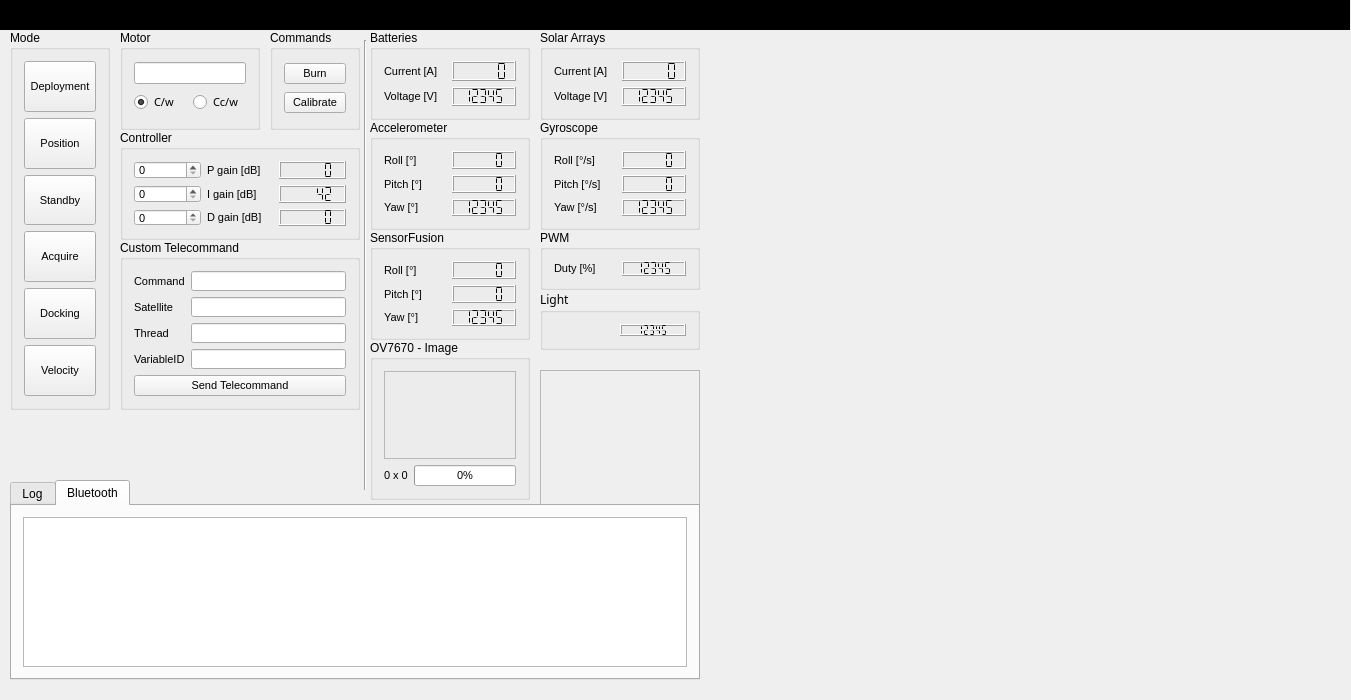
This is groundstation.ui in Angele-/FloatSat_GroundStation as Qt 5 draws it before an edit. The edited form follows.
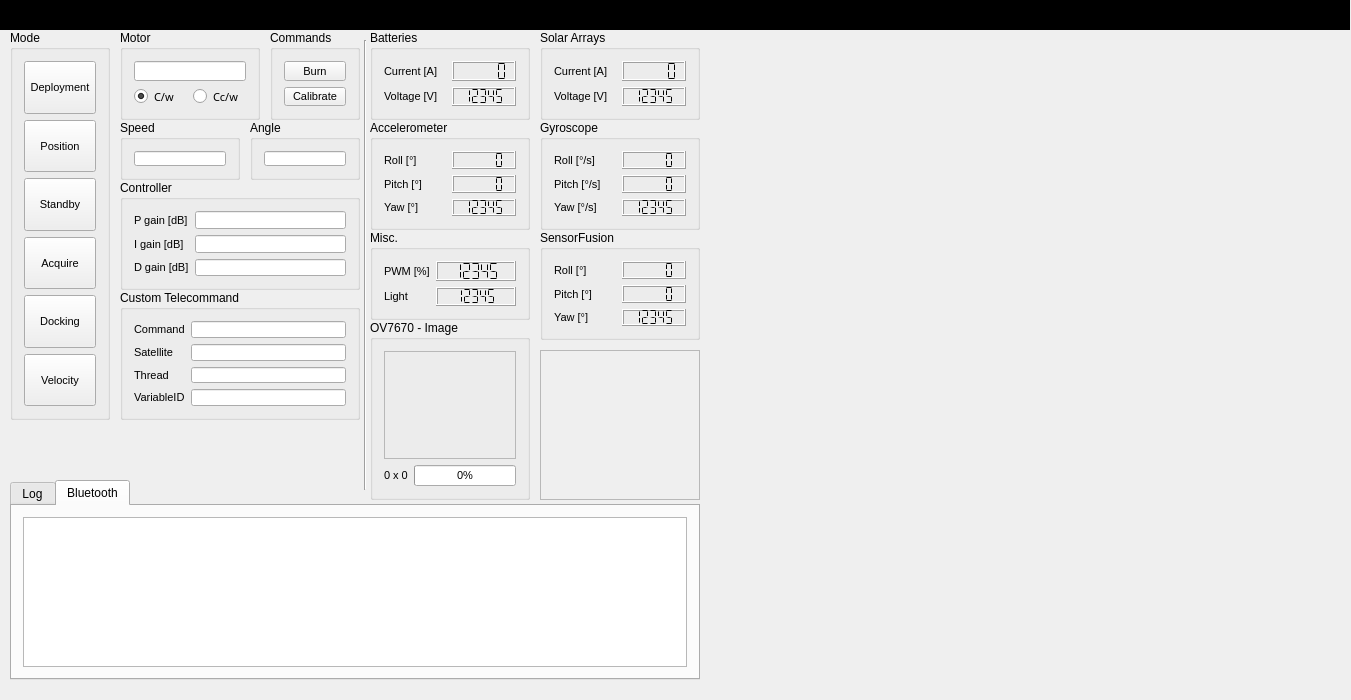
This is the edited form. Custom widgets are drawn as their Qt base class.

Patch:
```diff
--- a/groundstation.ui
+++ b/groundstation.ui
@@ -139,9 +139,9 @@
     <property name="geometry">
      <rect>
       <x>120</x>
-      <y>240</y>
+      <y>290</y>
       <width>240</width>
-      <height>170</height>
+      <height>130</height>
      </rect>
     </property>
     <property name="font">
@@ -246,20 +246,6 @@
        </property>
       </widget>
      </item>
-     <item row="4" column="0" colspan="2">
-      <widget class="QPushButton" name="pushButton_Send">
-       <property name="font">
-        <font>
-         <pointsize>8</pointsize>
-         <weight>50</weight>
-         <bold>false</bold>
-        </font>
-       </property>
-       <property name="text">
-        <string>Send Telecommand</string>
-       </property>
-      </widget>
-     </item>
     </layout>
    </widget>
    <widget class="QGroupBox" name="groupBox_Motor">
@@ -268,7 +254,7 @@
       <x>120</x>
       <y>30</y>
       <width>140</width>
-      <height>100</height>
+      <height>90</height>
      </rect>
     </property>
     <property name="font">
@@ -333,9 +319,9 @@
     <property name="geometry">
      <rect>
       <x>540</x>
-      <y>370</y>
+      <y>350</y>
       <width>160</width>
-      <height>140</height>
+      <height>150</height>
      </rect>
     </property>
     <property name="frameShape">
@@ -434,7 +420,7 @@
       <x>270</x>
       <y>30</y>
       <width>90</width>
-      <height>100</height>
+      <height>90</height>
      </rect>
     </property>
     <property name="font">
@@ -483,9 +469,9 @@
     <property name="geometry">
      <rect>
       <x>370</x>
-      <y>340</y>
+      <y>320</y>
       <width>160</width>
-      <height>160</height>
+      <height>180</height>
      </rect>
     </property>
     <property name="font">
@@ -615,10 +601,10 @@
    <widget class="QGroupBox" name="groupBox_PWM">
     <property name="geometry">
      <rect>
-      <x>540</x>
+      <x>370</x>
       <y>230</y>
       <width>160</width>
-      <height>60</height>
+      <height>90</height>
      </rect>
     </property>
     <property name="font">
@@ -630,24 +616,10 @@
      </font>
     </property>
     <property name="title">
-     <string>PWM</string>
+     <string>Misc.</string>
     </property>
-    <layout class="QHBoxLayout" name="horizontalLayout_5">
-     <item>
-      <widget class="QLabel" name="label_76">
-       <property name="font">
-        <font>
-         <pointsize>8</pointsize>
-         <weight>50</weight>
-         <bold>false</bold>
-        </font>
-       </property>
-       <property name="text">
-        <string>Duty [%]</string>
-       </property>
-      </widget>
-     </item>
-     <item>
+    <layout class="QGridLayout" name="gridLayout_3">
+     <item row="0" column="1">
       <widget class="QLCDNumber" name="lcdNumber_21">
        <property name="font">
         <font>
@@ -662,6 +634,53 @@
        </property>
       </widget>
      </item>
+     <item row="0" column="0">
+      <widget class="QLabel" name="label_76">
+       <property name="font">
+        <font>
+         <pointsize>8</pointsize>
+         <weight>50</weight>
+         <bold>false</bold>
+        </font>
+       </property>
+       <property name="text">
+        <string>PWM [%]</string>
+       </property>
+      </widget>
+     </item>
+     <item row="1" column="0">
+      <widget class="QLabel" name="label_6">
+       <property name="font">
+        <font>
+         <pointsize>8</pointsize>
+        </font>
+       </property>
+       <property name="text">
+        <string>Light</string>
+       </property>
+      </widget>
+     </item>
+     <item row="1" column="1">
+      <widget class="QLCDNumber" name="lcdNumber_32">
+       <property name="sizePolicy">
+        <sizepolicy hsizetype="Expanding" vsizetype="Minimum">
+         <horstretch>0</horstretch>
+         <verstretch>0</verstretch>
+        </sizepolicy>
+       </property>
+       <property name="font">
+        <font>
+         <pointsize>8</pointsize>
+        </font>
+       </property>
+       <property name="segmentStyle">
+        <enum>QLCDNumber::Flat</enum>
+       </property>
+       <property name="intValue" stdset="0">
+        <number>12345</number>
+       </property>
+      </widget>
+     </item>
     </layout>
    </widget>
    <widget class="QGroupBox" name="groupBox_Batteries">
@@ -959,7 +978,7 @@
    <widget class="QGroupBox" name="groupBox_SensorFusion">
     <property name="geometry">
      <rect>
-      <x>370</x>
+      <x>540</x>
       <y>230</y>
       <width>160</width>
       <height>110</height>
@@ -1071,7 +1090,7 @@
       <x>10</x>
       <y>30</y>
       <width>100</width>
-      <height>380</height>
+      <height>390</height>
      </rect>
     </property>
     <property name="font">
@@ -1216,7 +1235,7 @@
     <property name="geometry">
      <rect>
       <x>120</x>
-      <y>130</y>
+      <y>180</y>
       <width>240</width>
       <height>110</height>
      </rect>
@@ -1231,7 +1250,7 @@
      <string>Controller</string>
     </property>
     <layout class="QGridLayout" name="gridLayout_2">
-     <item row="1" column="1">
+     <item row="1" column="0">
       <widget class="QLabel" name="label_86">
        <property name="font">
         <font>
@@ -1246,42 +1265,6 @@
       </widget>
      </item>
      <item row="0" column="0">
-      <widget class="QSpinBox" name="spinBox_P_gain">
-       <property name="font">
-        <font>
-         <pointsize>8</pointsize>
-         <weight>50</weight>
-         <bold>false</bold>
-        </font>
-       </property>
-      </widget>
-     </item>
-     <item row="1" column="0">
-      <widget class="QSpinBox" name="spinBox_I_gain">
-       <property name="font">
-        <font>
-         <pointsize>8</pointsize>
-         <weight>50</weight>
-         <bold>false</bold>
-        </font>
-       </property>
-      </widget>
-     </item>
-     <item row="2" column="1">
-      <widget class="QLabel" name="label_87">
-       <property name="font">
-        <font>
-         <pointsize>8</pointsize>
-         <weight>50</weight>
-         <bold>false</bold>
-        </font>
-       </property>
-       <property name="text">
-        <string>D gain [dB]</string>
-       </property>
-      </widget>
-     </item>
-     <item row="0" column="1">
       <widget class="QLabel" name="label_85">
        <property name="font">
         <font>
@@ -1295,47 +1278,8 @@
        </property>
       </widget>
      </item>
-     <item row="0" column="2">
-      <widget class="QLCDNumber" name="lcdNumber_22">
-       <property name="font">
-        <font>
-         <pointsize>8</pointsize>
-        </font>
-       </property>
-       <property name="segmentStyle">
-        <enum>QLCDNumber::Flat</enum>
-       </property>
-      </widget>
-     </item>
-     <item row="2" column="2">
-      <widget class="QLCDNumber" name="lcdNumber_24">
-       <property name="font">
-        <font>
-         <pointsize>8</pointsize>
-        </font>
-       </property>
-       <property name="segmentStyle">
-        <enum>QLCDNumber::Flat</enum>
-       </property>
-      </widget>
-     </item>
-     <item row="1" column="2">
-      <widget class="QLCDNumber" name="lcdNumber_23">
-       <property name="font">
-        <font>
-         <pointsize>8</pointsize>
-        </font>
-       </property>
-       <property name="segmentStyle">
-        <enum>QLCDNumber::Flat</enum>
-       </property>
-       <property name="intValue" stdset="0">
-        <number>42</number>
-       </property>
-      </widget>
-     </item>
      <item row="2" column="0">
-      <widget class="QSpinBox" name="spinBox_D_Gain">
+      <widget class="QLabel" name="label_87">
        <property name="font">
         <font>
          <pointsize>8</pointsize>
@@ -1343,64 +1287,19 @@
          <bold>false</bold>
         </font>
        </property>
+       <property name="text">
+        <string>D gain [dB]</string>
+       </property>
       </widget>
      </item>
-    </layout>
-   </widget>
-   <widget class="QGroupBox" name="groupBox_Light">
-    <property name="geometry">
-     <rect>
-      <x>540</x>
-      <y>290</y>
-      <width>160</width>
-      <height>60</height>
-     </rect>
-    </property>
-    <property name="font">
-     <font>
-      <family>Sitka Subheading</family>
-      <pointsize>9</pointsize>
-      <weight>50</weight>
-      <bold>false</bold>
-     </font>
-    </property>
-    <property name="title">
-     <string>Light </string>
-    </property>
-    <layout class="QHBoxLayout" name="horizontalLayout_8">
-     <item>
-      <spacer name="horizontalSpacer">
-       <property name="orientation">
-        <enum>Qt::Horizontal</enum>
-       </property>
-       <property name="sizeHint" stdset="0">
-        <size>
-         <width>40</width>
-         <height>20</height>
-        </size>
-       </property>
-      </spacer>
+     <item row="0" column="1">
+      <widget class="QLineEdit" name="lineEdit"/>
      </item>
-     <item>
-      <widget class="QLCDNumber" name="lcdNumber_32">
-       <property name="sizePolicy">
-        <sizepolicy hsizetype="Expanding" vsizetype="Minimum">
-         <horstretch>0</horstretch>
-         <verstretch>0</verstretch>
-        </sizepolicy>
-       </property>
-       <property name="font">
-        <font>
-         <pointsize>8</pointsize>
-        </font>
-       </property>
-       <property name="segmentStyle">
-        <enum>QLCDNumber::Flat</enum>
-       </property>
-       <property name="intValue" stdset="0">
-        <number>12345</number>
-       </property>
-      </widget>
+     <item row="1" column="1">
+      <widget class="QLineEdit" name="lineEdit_2"/>
+     </item>
+     <item row="2" column="1">
+      <widget class="QLineEdit" name="lineEdit_3"/>
      </item>
     </layout>
    </widget>
@@ -1428,6 +1327,66 @@
      <enum>Qt::Vertical</enum>
     </property>
    </widget>
+   <widget class="QGroupBox" name="groupBox">
+    <property name="geometry">
+     <rect>
+      <x>120</x>
+      <y>120</y>
+      <width>120</width>
+      <height>60</height>
+     </rect>
+    </property>
+    <property name="font">
+     <font>
+      <family>Segoe UI Symbol</family>
+      <pointsize>9</pointsize>
+     </font>
+    </property>
+    <property name="title">
+     <string>Speed</string>
+    </property>
+    <layout class="QHBoxLayout" name="horizontalLayout_9">
+     <item>
+      <widget class="QLineEdit" name="lineEdit_4">
+       <property name="font">
+        <font>
+         <pointsize>8</pointsize>
+        </font>
+       </property>
+      </widget>
+     </item>
+    </layout>
+   </widget>
+   <widget class="QGroupBox" name="groupBox_3">
+    <property name="geometry">
+     <rect>
+      <x>250</x>
+      <y>120</y>
+      <width>110</width>
+      <height>60</height>
+     </rect>
+    </property>
+    <property name="font">
+     <font>
+      <family>Segoe UI Symbol</family>
+      <pointsize>9</pointsize>
+     </font>
+    </property>
+    <property name="title">
+     <string>Angle</string>
+    </property>
+    <layout class="QHBoxLayout" name="horizontalLayout_10">
+     <item>
+      <widget class="QLineEdit" name="lineEdit_5">
+       <property name="font">
+        <font>
+         <pointsize>8</pointsize>
+        </font>
+       </property>
+      </widget>
+     </item>
+    </layout>
+   </widget>
   </widget>
  </widget>
  <layoutdefault spacing="6" margin="11"/>
```
